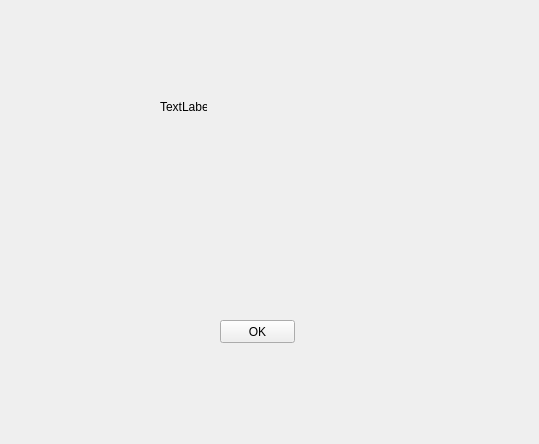
Above: UI/About.ui from Brightest-Sunshine/GUI_Application before the change. Below: the same form after it.
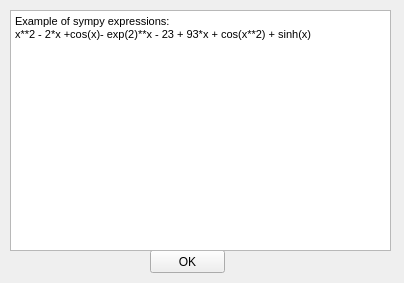
That is the form after the change.

Patch:
```diff
--- a/UI/About.ui
+++ b/UI/About.ui
@@ -6,31 +6,18 @@
    <rect>
     <x>0</x>
     <y>0</y>
-    <width>539</width>
-    <height>444</height>
+    <width>404</width>
+    <height>283</height>
    </rect>
   </property>
   <property name="windowTitle">
    <string>Form</string>
   </property>
-  <widget class="QLabel" name="label">
-   <property name="geometry">
-    <rect>
-     <x>160</x>
-     <y>100</y>
-     <width>47</width>
-     <height>13</height>
-    </rect>
-   </property>
-   <property name="text">
-    <string>TextLabel</string>
-   </property>
-  </widget>
   <widget class="QPushButton" name="pushButton">
    <property name="geometry">
     <rect>
-     <x>220</x>
-     <y>320</y>
+     <x>150</x>
+     <y>250</y>
      <width>75</width>
      <height>23</height>
     </rect>
@@ -39,6 +26,24 @@
     <string>OK</string>
    </property>
   </widget>
+  <widget class="QTextBrowser" name="textBrowser">
+   <property name="geometry">
+    <rect>
+     <x>10</x>
+     <y>10</y>
+     <width>381</width>
+     <height>241</height>
+    </rect>
+   </property>
+   <property name="html">
+    <string>&lt;!DOCTYPE HTML PUBLIC &quot;-//W3C//DTD HTML 4.0//EN&quot; &quot;http://www.w3.org/TR/REC-html40/strict.dtd&quot;&gt;
+&lt;html&gt;&lt;head&gt;&lt;meta name=&quot;qrichtext&quot; content=&quot;1&quot; /&gt;&lt;style type=&quot;text/css&quot;&gt;
+p, li { white-space: pre-wrap; }
+&lt;/style&gt;&lt;/head&gt;&lt;body style=&quot; font-family:'MS Shell Dlg 2'; font-size:8.25pt; font-weight:400; font-style:normal;&quot;&gt;
+&lt;p style=&quot; margin-top:0px; margin-bottom:0px; margin-left:0px; margin-right:0px; -qt-block-indent:0; text-indent:0px;&quot;&gt;Example of sympy expressions:&lt;/p&gt;
+&lt;p style=&quot; margin-top:0px; margin-bottom:0px; margin-left:0px; margin-right:0px; -qt-block-indent:0; text-indent:0px;&quot;&gt;x**2 - 2*x +cos(x)- exp(2)**x - 23 + 93*x + cos(x**2) + sinh(x)&lt;/p&gt;&lt;/body&gt;&lt;/html&gt;</string>
+   </property>
+  </widget>
  </widget>
  <resources/>
  <connections/>
```
Left out of the diff: 2 changed lines with no effect on the pictures.
